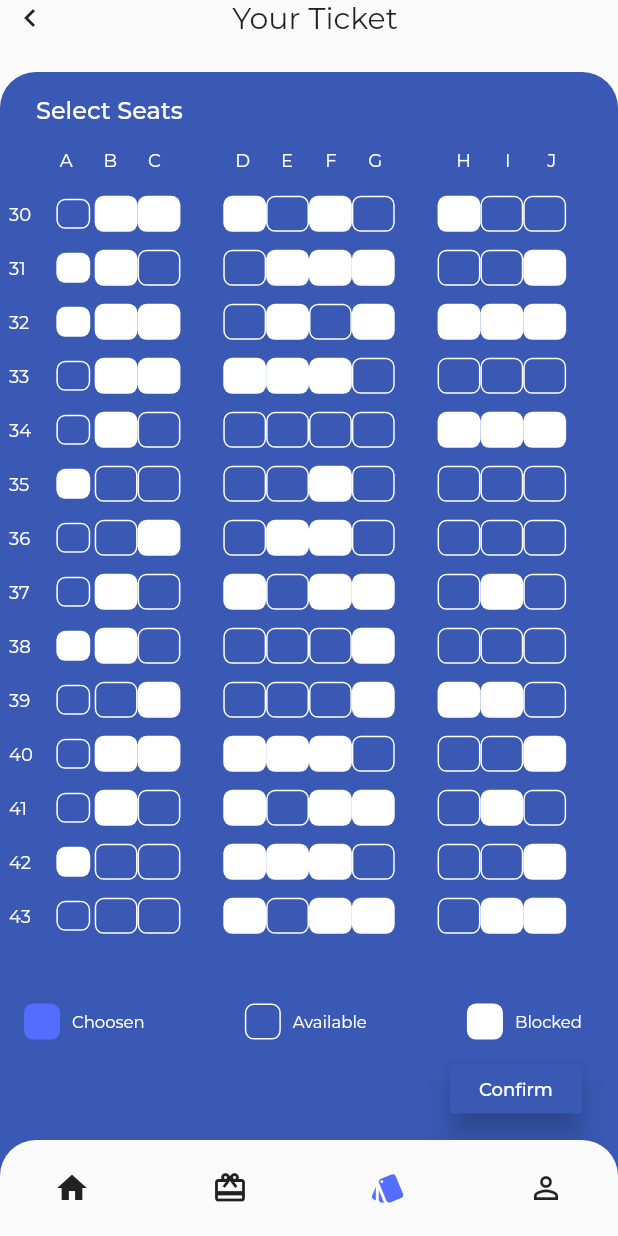
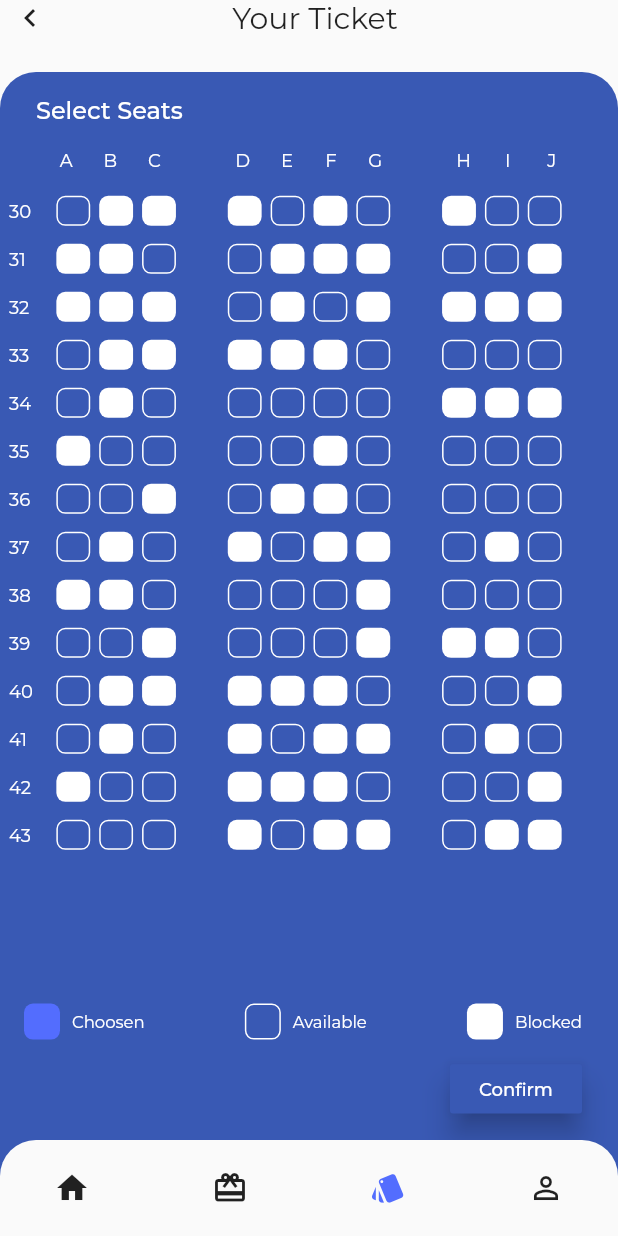
Before and after one commit to JAICHANGPARK/flutter_notebook_5th_story, a Flutter app: the screen it shows after launch, on a phone screen of 412 x 824 dp. Run offline on Flutter 3.47's test engine with Material 2 defaults, Android fonts, the phone set to English and light mode, and no system bars; our stand-ins replace google_fonts.

Commit message:
Update main_page.dart

```diff
--- a/lib/ep409_flight_ticket/main_page.dart
+++ b/lib/ep409_flight_ticket/main_page.dart
@@ -264,7 +264,8 @@ class _TicketPageState extends State<TicketPage> {
                                         Expanded(
                                           child: _seatItems[1].isAvailable
                                               ? Container(
-                                                  height: 24,
+                                            margin: EdgeInsets.symmetric(horizontal: 3),
+                                            height: 20,
                                                   width: 24,
                                                   decoration: BoxDecoration(
                                                     color: Colors.white,
@@ -272,7 +273,8 @@ class _TicketPageState extends State<TicketPage> {
                                                   ),
                                                 )
                                               : Container(
-                                                  height: 24,
+                                            margin: EdgeInsets.symmetric(horizontal: 3),
+                                            height: 20,
                                                   width: 24,
                                                   decoration: BoxDecoration(
                                                       border: Border.all(color: Colors.white),
@@ -282,7 +284,8 @@ class _TicketPageState extends State<TicketPage> {
                                         Expanded(
                                           child: _seatItems[2].isAvailable
                                               ? Container(
-                                                  height: 24,
+                                            margin: EdgeInsets.symmetric(horizontal: 3),
+                                            height: 20,
                                                   width: 24,
                                                   decoration: BoxDecoration(
                                                     color: Colors.white,
@@ -290,7 +293,8 @@ class _TicketPageState extends State<TicketPage> {
                                                   ),
                                                 )
                                               : Container(
-                                                  height: 24,
+                                            margin: EdgeInsets.symmetric(horizontal: 3),
+                                            height: 20,
                                                   width: 24,
                                                   decoration: BoxDecoration(
                                                       border: Border.all(color: Colors.white),
@@ -303,7 +307,8 @@ class _TicketPageState extends State<TicketPage> {
                                         Expanded(
                                           child: _seatItems[3].isAvailable
                                               ? Container(
-                                                  height: 24,
+                                            margin: EdgeInsets.symmetric(horizontal: 3),
+                                            height: 20,
                                                   width: 24,
                                                   decoration: BoxDecoration(
                                                     color: Colors.white,
@@ -311,7 +316,8 @@ class _TicketPageState extends State<TicketPage> {
                                                   ),
                                                 )
                                               : Container(
-                                                  height: 24,
+                                            margin: EdgeInsets.symmetric(horizontal: 3),
+                                            height: 20,
                                                   width: 24,
                                                   decoration: BoxDecoration(
                                                       border: Border.all(color: Colors.white),
@@ -321,7 +327,8 @@ class _TicketPageState extends State<TicketPage> {
                                         Expanded(
                                           child: _seatItems[4].isAvailable
                                               ? Container(
-                                                  height: 24,
+                                            margin: EdgeInsets.symmetric(horizontal: 3),
+                                            height: 20,
                                                   width: 24,
                                                   decoration: BoxDecoration(
                                                     color: Colors.white,
@@ -329,7 +336,8 @@ class _TicketPageState extends State<TicketPage> {
                                                   ),
                                                 )
                                               : Container(
-                                                  height: 24,
+                                            margin: EdgeInsets.symmetric(horizontal: 3),
+                                            height: 20,
                                                   width: 24,
                                                   decoration: BoxDecoration(
                                                       border: Border.all(color: Colors.white),
@@ -339,7 +347,8 @@ class _TicketPageState extends State<TicketPage> {
                                         Expanded(
                                           child: _seatItems[5].isAvailable
                                               ? Container(
-                                                  height: 24,
+                                            margin: EdgeInsets.symmetric(horizontal: 3),
+                                            height: 20,
                                                   width: 24,
                                                   decoration: BoxDecoration(
                                                     color: Colors.white,
@@ -347,7 +356,8 @@ class _TicketPageState extends State<TicketPage> {
                                                   ),
                                                 )
                                               : Container(
-                                                  height: 24,
+                                            margin: EdgeInsets.symmetric(horizontal: 3),
+                                            height: 20,
                                                   width: 24,
                                                   decoration: BoxDecoration(
                                                       border: Border.all(color: Colors.white),
@@ -357,7 +367,8 @@ class _TicketPageState extends State<TicketPage> {
                                         Expanded(
                                           child: _seatItems[6].isAvailable
                                               ? Container(
-                                                  height: 24,
+                                            margin: EdgeInsets.symmetric(horizontal: 3),
+                                            height: 20,
                                                   width: 24,
                                                   decoration: BoxDecoration(
                                                     color: Colors.white,
@@ -365,7 +376,8 @@ class _TicketPageState extends State<TicketPage> {
                                                   ),
                                                 )
                                               : Container(
-                                                  height: 24,
+                                            margin: EdgeInsets.symmetric(horizontal: 3),
+                                            height: 20,
                                                   width: 24,
                                                   decoration: BoxDecoration(
                                                       border: Border.all(color: Colors.white),
@@ -376,7 +388,8 @@ class _TicketPageState extends State<TicketPage> {
                                         Expanded(
                                           child: _seatItems[7].isAvailable
                                               ? Container(
-                                                  height: 24,
+                                            margin: EdgeInsets.symmetric(horizontal: 3),
+                                            height: 20,
                                                   width: 24,
                                                   decoration: BoxDecoration(
                                                     color: Colors.white,
@@ -384,7 +397,8 @@ class _TicketPageState extends State<TicketPage> {
                                                   ),
                                                 )
                                               : Container(
-                                                  height: 24,
+                                            margin: EdgeInsets.symmetric(horizontal: 3),
+                                            height: 20,
                                                   width: 24,
                                                   decoration: BoxDecoration(
                                                       border: Border.all(color: Colors.white),
@@ -394,7 +408,8 @@ class _TicketPageState extends State<TicketPage> {
                                         Expanded(
                                           child: _seatItems[8].isAvailable
                                               ? Container(
-                                                  height: 24,
+                                            margin: EdgeInsets.symmetric(horizontal: 3),
+                                            height: 20,
                                                   width: 24,
                                                   decoration: BoxDecoration(
                                                     color: Colors.white,
@@ -402,7 +417,8 @@ class _TicketPageState extends State<TicketPage> {
                                                   ),
                                                 )
                                               : Container(
-                                                  height: 24,
+                                            margin: EdgeInsets.symmetric(horizontal: 3),
+                                            height: 20,
                                                   width: 24,
                                                   decoration: BoxDecoration(
                                                       border: Border.all(color: Colors.white),
@@ -412,7 +428,8 @@ class _TicketPageState extends State<TicketPage> {
                                         Expanded(
                                           child: _seatItems[9].isAvailable
                                               ? Container(
-                                                  height: 24,
+                                            margin: EdgeInsets.symmetric(horizontal: 3),
+                                            height: 20,
                                                   width: 24,
                                                   decoration: BoxDecoration(
                                                     color: Colors.white,
@@ -420,7 +437,8 @@ class _TicketPageState extends State<TicketPage> {
                                                   ),
                                                 )
                                               : Container(
-                                                  height: 24,
+                                            margin: EdgeInsets.symmetric(horizontal: 3),
+                                            height: 20,
                                                   width: 24,
                                                   decoration: BoxDecoration(
                                                       border: Border.all(color: Colors.white),
```
